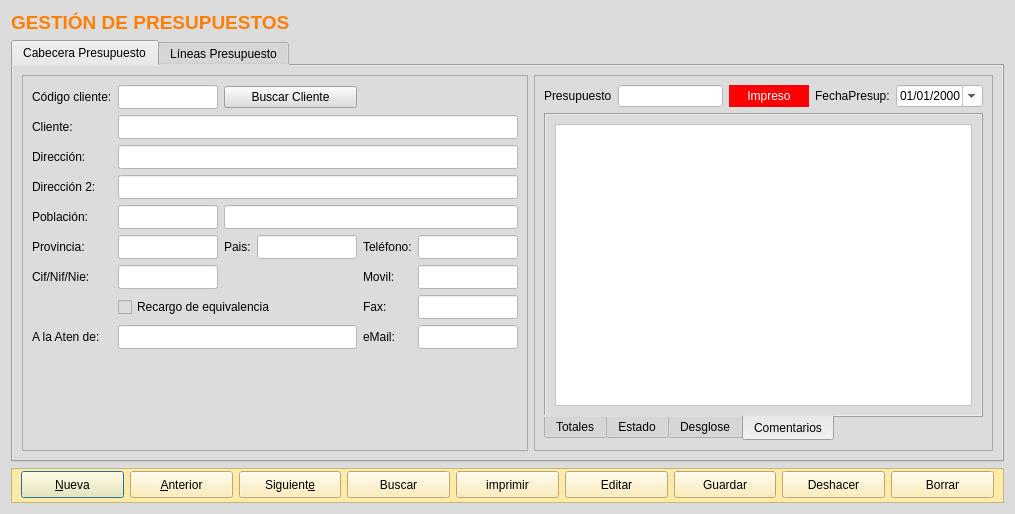
Qt form frmpresupuestoscli.ui (arcnexus/RedFoX) before a commit.
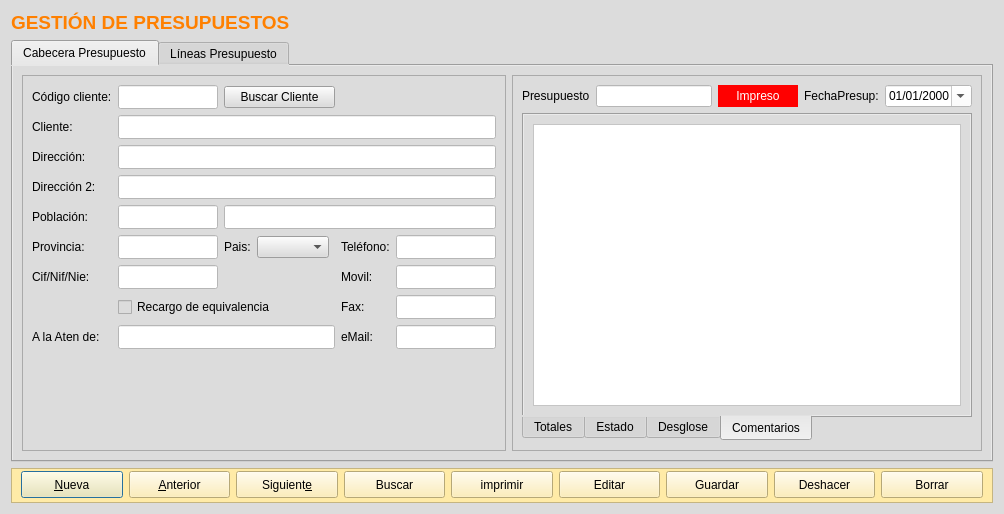
The same form after that commit. The open tabs and pages were chosen to show the change. Icons and pictures are not drawn.

```diff
--- a/frmpresupuestoscli.ui
+++ b/frmpresupuestoscli.ui
@@ -276,7 +276,7 @@
    <item row="1" column="0">
     <widget class="QTabWidget" name="tabWidget">
      <property name="currentIndex">
-      <number>1</number>
+      <number>0</number>
      </property>
      <widget class="QWidget" name="tab">
       <attribute name="title">
@@ -292,67 +292,6 @@
           <enum>QFrame::Raised</enum>
          </property>
          <layout class="QGridLayout" name="gridLayout">
-          <item row="5" column="4">
-           <widget class="QLabel" name="label_2">
-            <property name="text">
-             <string>Teléfono:</string>
-            </property>
-           </widget>
-          </item>
-          <item row="7" column="1" colspan="3">
-           <widget class="QCheckBox" name="chklRecargoEq">
-            <property name="text">
-             <string>Recargo de equivalencia</string>
-            </property>
-           </widget>
-          </item>
-          <item row="6" column="4">
-           <widget class="QLabel" name="label_8">
-            <property name="text">
-             <string>Movil:</string>
-            </property>
-           </widget>
-          </item>
-          <item row="5" column="2">
-           <widget class="QLabel" name="label_14">
-            <property name="text">
-             <string>Pais:</string>
-            </property>
-           </widget>
-          </item>
-          <item row="3" column="0">
-           <widget class="QLabel" name="label_6">
-            <property name="text">
-             <string>Dirección 2:</string>
-            </property>
-           </widget>
-          </item>
-          <item row="0" column="1">
-           <widget class="QLineEdit" name="txtcCodigoCliente">
-            <property name="minimumSize">
-             <size>
-              <width>0</width>
-              <height>24</height>
-             </size>
-            </property>
-            <property name="maximumSize">
-             <size>
-              <width>100</width>
-              <height>16777215</height>
-             </size>
-            </property>
-            <property name="styleSheet">
-             <string notr="true">background-color: rgb(255, 255, 255);</string>
-            </property>
-           </widget>
-          </item>
-          <item row="0" column="0">
-           <widget class="QLabel" name="label_3">
-            <property name="text">
-             <string>Código cliente:</string>
-            </property>
-           </widget>
-          </item>
           <item row="2" column="0">
            <widget class="QLabel" name="label_5">
             <property name="text">
@@ -360,10 +299,16 @@
             </property>
            </widget>
           </item>
-          <item row="5" column="0">
-           <widget class="QLabel" name="label_13">
-            <property name="text">
-             <string>Provincia:</string>
+          <item row="10" column="6" colspan="2">
+           <widget class="QLineEdit" name="txtcEmail">
+            <property name="minimumSize">
+             <size>
+              <width>0</width>
+              <height>24</height>
+             </size>
+            </property>
+            <property name="styleSheet">
+             <string notr="true">background-color: rgb(255, 255, 255);</string>
             </property>
            </widget>
           </item>
@@ -386,19 +331,6 @@
             </property>
            </widget>
           </item>
-          <item row="5" column="3">
-           <widget class="QLineEdit" name="txtcPais">
-            <property name="minimumSize">
-             <size>
-              <width>100</width>
-              <height>24</height>
-             </size>
-            </property>
-            <property name="styleSheet">
-             <string notr="true">background-color: rgb(255, 255, 255);</string>
-            </property>
-           </widget>
-          </item>
           <item row="5" column="1">
            <widget class="QLineEdit" name="txtcProvincia">
             <property name="minimumSize">
@@ -418,46 +350,26 @@
             </property>
            </widget>
           </item>
-          <item row="1" column="0">
-           <widget class="QLabel" name="label_4">
+          <item row="3" column="0">
+           <widget class="QLabel" name="label_6">
             <property name="text">
-             <string>Cliente:</string>
+             <string>Dirección 2:</string>
             </property>
            </widget>
           </item>
-          <item row="6" column="0">
-           <widget class="QLabel" name="label_15">
-            <property name="text">
-             <string>Cif/Nif/Nie:</string>
-            </property>
-           </widget>
-          </item>
-          <item row="4" column="1">
-           <widget class="QLineEdit" name="txtcCp">
+          <item row="5" column="6" colspan="2">
+           <widget class="QLineEdit" name="txtcTelefono">
             <property name="minimumSize">
              <size>
               <width>100</width>
               <height>24</height>
              </size>
             </property>
-            <property name="maximumSize">
-             <size>
-              <width>70</width>
-              <height>16777215</height>
-             </size>
-            </property>
             <property name="styleSheet">
              <string notr="true">background-color: rgb(255, 255, 255);</string>
             </property>
            </widget>
           </item>
-          <item row="4" column="0">
-           <widget class="QLabel" name="label_7">
-            <property name="text">
-             <string>Población:</string>
-            </property>
-           </widget>
-          </item>
           <item row="10" column="0">
            <widget class="QLabel" name="label_10">
             <property name="text">
@@ -465,14 +377,7 @@
             </property>
            </widget>
           </item>
-          <item row="7" column="4">
-           <widget class="QLabel" name="label_9">
-            <property name="text">
-             <string>Fax:</string>
-            </property>
-           </widget>
-          </item>
-          <item row="0" column="2" colspan="2">
+          <item row="0" column="2" colspan="3">
            <widget class="QPushButton" name="botBuscarCliente">
             <property name="text">
              <string>Buscar Cliente</string>
@@ -483,20 +388,14 @@
             </property>
            </widget>
           </item>
-          <item row="7" column="5" colspan="2">
-           <widget class="QLineEdit" name="txtcFax">
-            <property name="minimumSize">
-             <size>
-              <width>0</width>
-              <height>24</height>
-             </size>
-            </property>
-            <property name="styleSheet">
-             <string notr="true">background-color: rgb(255, 255, 255);</string>
+          <item row="6" column="5">
+           <widget class="QLabel" name="label_8">
+            <property name="text">
+             <string>Movil:</string>
             </property>
            </widget>
           </item>
-          <item row="6" column="5" colspan="2">
+          <item row="6" column="6" colspan="2">
            <widget class="QLineEdit" name="txtcMovil">
             <property name="minimumSize">
              <size>
@@ -509,53 +408,14 @@
             </property>
            </widget>
           </item>
-          <item row="5" column="5" colspan="2">
-           <widget class="QLineEdit" name="txtcTelefono">
-            <property name="minimumSize">
-             <size>
-              <width>100</width>
-              <height>24</height>
-             </size>
-            </property>
-            <property name="styleSheet">
-             <string notr="true">background-color: rgb(255, 255, 255);</string>
-            </property>
-           </widget>
-          </item>
-          <item row="10" column="1" colspan="3">
-           <widget class="QLineEdit" name="txtcAtencionde">
-            <property name="minimumSize">
-             <size>
-              <width>0</width>
-              <height>24</height>
-             </size>
-            </property>
-            <property name="styleSheet">
-             <string notr="true">background-color: rgb(255, 255, 255);</string>
-            </property>
-           </widget>
-          </item>
-          <item row="10" column="4">
-           <widget class="QLabel" name="label_11">
+          <item row="4" column="0">
+           <widget class="QLabel" name="label_7">
             <property name="text">
-             <string>eMail:</string>
+             <string>Población:</string>
             </property>
            </widget>
           </item>
-          <item row="10" column="5" colspan="2">
-           <widget class="QLineEdit" name="txtcEmail">
-            <property name="minimumSize">
-             <size>
-              <width>0</width>
-              <height>24</height>
-             </size>
-            </property>
-            <property name="styleSheet">
-             <string notr="true">background-color: rgb(255, 255, 255);</string>
-            </property>
-           </widget>
-          </item>
-          <item row="4" column="2" colspan="5">
+          <item row="4" column="2" colspan="6">
            <widget class="QLineEdit" name="txtcPoblacion">
             <property name="sizePolicy">
              <sizepolicy hsizetype="Expanding" vsizetype="Fixed">
@@ -574,20 +434,7 @@
             </property>
            </widget>
           </item>
-          <item row="3" column="1" colspan="6">
-           <widget class="QLineEdit" name="txtcDireccion2">
-            <property name="minimumSize">
-             <size>
-              <width>0</width>
-              <height>24</height>
-             </size>
-            </property>
-            <property name="styleSheet">
-             <string notr="true">background-color: rgb(255, 255, 255);</string>
-            </property>
-           </widget>
-          </item>
-          <item row="2" column="1" colspan="6">
+          <item row="2" column="1" colspan="7">
            <widget class="QLineEdit" name="txtcDireccion">
             <property name="minimumSize">
              <size>
@@ -600,7 +447,26 @@
             </property>
            </widget>
           </item>
-          <item row="1" column="1" colspan="6">
+          <item row="0" column="1">
+           <widget class="QLineEdit" name="txtcCodigoCliente">
+            <property name="minimumSize">
+             <size>
+              <width>0</width>
+              <height>24</height>
+             </size>
+            </property>
+            <property name="maximumSize">
+             <size>
+              <width>100</width>
+              <height>16777215</height>
+             </size>
+            </property>
+            <property name="styleSheet">
+             <string notr="true">background-color: rgb(255, 255, 255);</string>
+            </property>
+           </widget>
+          </item>
+          <item row="1" column="1" colspan="7">
            <widget class="QLineEdit" name="txtcCliente">
             <property name="minimumSize">
              <size>
@@ -613,6 +479,120 @@
             </property>
            </widget>
           </item>
+          <item row="10" column="1" colspan="4">
+           <widget class="QLineEdit" name="txtcAtencionde">
+            <property name="minimumSize">
+             <size>
+              <width>0</width>
+              <height>24</height>
+             </size>
+            </property>
+            <property name="styleSheet">
+             <string notr="true">background-color: rgb(255, 255, 255);</string>
+            </property>
+           </widget>
+          </item>
+          <item row="10" column="5">
+           <widget class="QLabel" name="label_11">
+            <property name="text">
+             <string>eMail:</string>
+            </property>
+           </widget>
+          </item>
+          <item row="0" column="0">
+           <widget class="QLabel" name="label_3">
+            <property name="text">
+             <string>Código cliente:</string>
+            </property>
+           </widget>
+          </item>
+          <item row="3" column="1" colspan="7">
+           <widget class="QLineEdit" name="txtcDireccion2">
+            <property name="minimumSize">
+             <size>
+              <width>0</width>
+              <height>24</height>
+             </size>
+            </property>
+            <property name="styleSheet">
+             <string notr="true">background-color: rgb(255, 255, 255);</string>
+            </property>
+           </widget>
+          </item>
+          <item row="4" column="1">
+           <widget class="QLineEdit" name="txtcCp">
+            <property name="minimumSize">
+             <size>
+              <width>100</width>
+              <height>24</height>
+             </size>
+            </property>
+            <property name="maximumSize">
+             <size>
+              <width>70</width>
+              <height>16777215</height>
+             </size>
+            </property>
+            <property name="styleSheet">
+             <string notr="true">background-color: rgb(255, 255, 255);</string>
+            </property>
+           </widget>
+          </item>
+          <item row="7" column="6" colspan="2">
+           <widget class="QLineEdit" name="txtcFax">
+            <property name="minimumSize">
+             <size>
+              <width>0</width>
+              <height>24</height>
+             </size>
+            </property>
+            <property name="styleSheet">
+             <string notr="true">background-color: rgb(255, 255, 255);</string>
+            </property>
+           </widget>
+          </item>
+          <item row="6" column="0">
+           <widget class="QLabel" name="label_15">
+            <property name="text">
+             <string>Cif/Nif/Nie:</string>
+            </property>
+           </widget>
+          </item>
+          <item row="5" column="2">
+           <widget class="QLabel" name="label_14">
+            <property name="text">
+             <string>Pais:</string>
+            </property>
+           </widget>
+          </item>
+          <item row="7" column="1" colspan="4">
+           <widget class="QCheckBox" name="chklRecargoEq">
+            <property name="text">
+             <string>Recargo de equivalencia</string>
+            </property>
+           </widget>
+          </item>
+          <item row="7" column="5">
+           <widget class="QLabel" name="label_9">
+            <property name="text">
+             <string>Fax:</string>
+            </property>
+           </widget>
+          </item>
+          <item row="1" column="0">
+           <widget class="QLabel" name="label_4">
+            <property name="text">
+             <string>Cliente:</string>
+            </property>
+           </widget>
+          </item>
+          <item row="5" column="0">
+           <widget class="QLabel" name="label_13">
+            <property name="text">
+             <string>Provincia:</string>
+            </property>
+           </widget>
+          </item>
           <item row="11" column="1">
            <spacer name="verticalSpacer">
             <property name="orientation">
@@ -626,6 +606,16 @@
             </property>
            </spacer>
           </item>
+          <item row="5" column="5">
+           <widget class="QLabel" name="label_2">
+            <property name="text">
+             <string>Teléfono:</string>
+            </property>
+           </widget>
+          </item>
+          <item row="5" column="3">
+           <widget class="QComboBox" name="combo_Pais"/>
+          </item>
          </layout>
         </widget>
        </item>
```
Left out of the diff: 1 changed line with no effect on the pictures.
